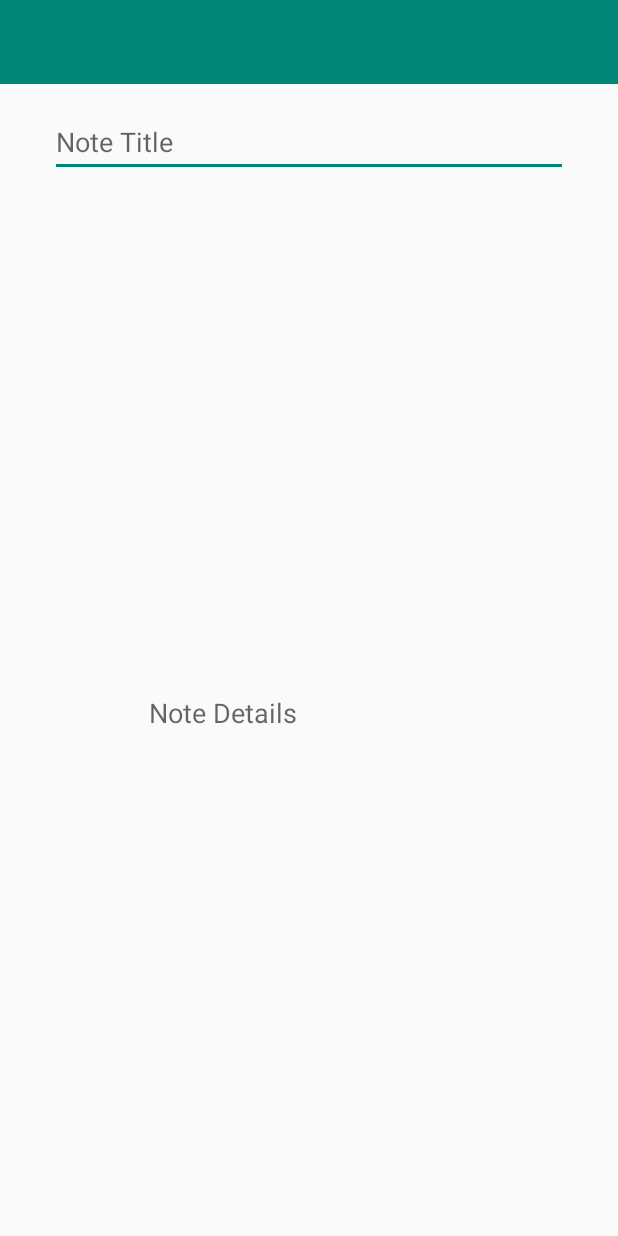
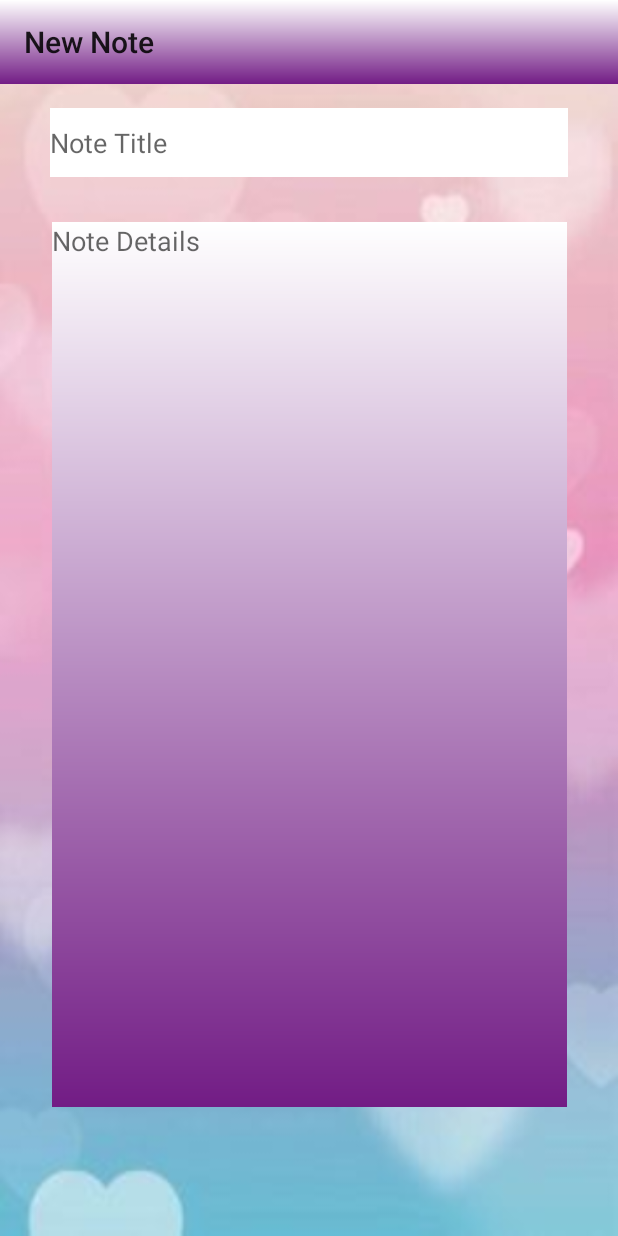
Before and after one commit to KTZgraph/BDSM, an Android app: the AddNote screen opened directly, with no data from a screen before it, on a phone screen of 412 x 824 dp. Run offline under Robolectric (Android 15) with nearby library versions, the phone set to English and light mode, and no system bars.

Commit message:
[AddNoteActivity] layout fixed

```diff
--- a/app/src/main/java/com/example/loginscreen/AddNote.java
+++ b/app/src/main/java/com/example/loginscreen/AddNote.java
@@ -1,24 +1,67 @@
 package com.example.loginscreen;
 
-import android.app.Activity;
 import android.os.Bundle;
+import android.text.Editable;
+import android.text.TextWatcher;
 import android.util.Log;
 import android.widget.EditText;
+
+import androidx.appcompat.app.AppCompatActivity;
 import androidx.appcompat.widget.Toolbar;
 
+import java.util.Calendar;
 
-public class AddNote extends Activity {
+
+public class AddNote extends AppCompatActivity {
     Toolbar toolbar;
     EditText noteTile;
     EditText noteDetails;
+    Calendar calendar;
+    String todaysDate;
+    String currentTime;
+
 
     @Override
     protected void onCreate(Bundle savedInstanceState) {
-        Log.i("AddNote", "Przejscie do widoku");
+        Log.i("AddNote", "Przejscie do widoku dodawania notatek");
         super.onCreate(savedInstanceState);
         setContentView(R.layout.activity_add_note);
         toolbar = findViewById(R.id.toolbar);
+        setSupportActionBar(toolbar);
+        getSupportActionBar().setTitle("New Note");
+
         noteTile = findViewById(R.id.noteTitle);
         noteDetails = findViewById(R.id.noteDetails);
+
+        noteTile.addTextChangedListener(new TextWatcher() {
+            @Override
+            public void beforeTextChanged(CharSequence s, int start, int count, int after) {
+
+            }
+
+            @Override
+            public void onTextChanged(CharSequence s, int start, int before, int count) {
+                if(s.length() != 0){
+                    getSupportActionBar().setTitle(s);
+                }
+            }
+
+            @Override
+            public void afterTextChanged(Editable s) {
+
+            }
+        });
+
+        //get current date and time
+        calendar = Calendar.getInstance();
+        todaysDate = calendar.get(Calendar.DAY_OF_MONTH) + "/" + (calendar.get(Calendar.MONTH)+1) + "/" + calendar.get(Calendar.YEAR);   // Dzień/Miesiąc/Rok
+        currentTime = pad(calendar.get(Calendar.HOUR)) + ":" + pad(calendar.get(Calendar.MINUTE));
+
+        Log.d("caledar", "Date and Time: " + todaysDate + "; " + currentTime);
+    }
+
+    private String pad(int i) {
+        if(i<10) return "0" + i;
+        else return String.valueOf(i);
     }
 }
--- a/app/src/main/java/com/example/loginscreen/NoteActivity.java
+++ b/app/src/main/java/com/example/loginscreen/NoteActivity.java
@@ -1,5 +1,6 @@
 package com.example.loginscreen;
 
+import android.content.Intent;
 import android.os.Bundle;
 import android.util.Log;
 import android.view.Menu;
@@ -43,6 +44,9 @@ public class NoteActivity extends AppCompatActivity {
 
         if (item.getItemId() == R.id.add){
             Toast.makeText(this, "ADD btn is Clicked", Toast.LENGTH_SHORT).show();
+            Intent addNoteIntent = new Intent(this, AddNote.class);
+            startActivity(addNoteIntent);
+
             Log.i("onOptionsItemSelected", "item.getItemId()");
 
         }
--- a/app/src/main/res/layout/activity_add_note.xml
+++ b/app/src/main/res/layout/activity_add_note.xml
@@ -4,6 +4,7 @@
     xmlns:tools="http://schemas.android.com/tools"
     android:layout_width="match_parent"
     android:layout_height="match_parent"
+    android:background="@drawable/hearts_big"
     tools:context=".AddNote">
 
     <androidx.appcompat.widget.Toolbar
@@ -13,7 +14,7 @@
         app:layout_constraintEnd_toEndOf="parent"
         app:layout_constraintStart_toStartOf="parent"
         app:layout_constraintTop_toTopOf="parent"
-        android:background="@color/colorPrimary"/>
+        android:background="@drawable/gradient"/>
 
     <EditText
         android:id="@+id/noteTitle"
@@ -26,6 +27,7 @@
         android:layout_marginRight="16dp"
         android:ems="10"
         android:hint="Note Title"
+        android:background="#ffffff"
         android:inputType="textPersonName"
         app:layout_constraintEnd_toEndOf="parent"
         app:layout_constraintStart_toStartOf="parent"
@@ -33,20 +35,19 @@
 
     <EditText
         android:id="@+id/noteDetails"
-        android:layout_width="wrap_content"
-        android:layout_height="wrap_content"
+        android:layout_width="343dp"
+        android:layout_height="590dp"
         android:layout_marginStart="16dp"
         android:layout_marginLeft="16dp"
-        android:layout_marginTop="16dp"
+        android:layout_marginTop="30dp"
         android:layout_marginEnd="16dp"
         android:layout_marginRight="16dp"
         android:layout_marginBottom="8dp"
-        android:background="@null"
+        android:background="@drawable/gradient"
         android:ems="10"
         android:gravity="start|top"
         android:hint="Note Details"
         android:inputType="textMultiLine"
-        app:layout_constraintBottom_toBottomOf="parent"
         app:layout_constraintEnd_toEndOf="parent"
         app:layout_constraintStart_toStartOf="parent"
         app:layout_constraintTop_toBottomOf="@+id/noteTitle" />
--- a/app/src/main/res/layout/activity_note.xml
+++ b/app/src/main/res/layout/activity_note.xml
@@ -4,6 +4,7 @@
     xmlns:tools="http://schemas.android.com/tools"
     android:layout_width="match_parent"
     android:layout_height="match_parent"
+    android:background="@drawable/hearts_big"
     android:orientation="vertical">
 
     <androidx.appcompat.widget.Toolbar
@@ -14,7 +15,7 @@
         app:layout_constraintEnd_toEndOf="parent"
         app:layout_constraintStart_toStartOf="parent"
         app:layout_constraintTop_toTopOf="parent"
-        android:background="@color/colorPrimary"/>
+        android:background="@drawable/gradient"/>
 
     <androidx.recyclerview.widget.RecyclerView
         android:id="@+id/listOfNotes"
```
Also changed, not shown: 1 other file.
